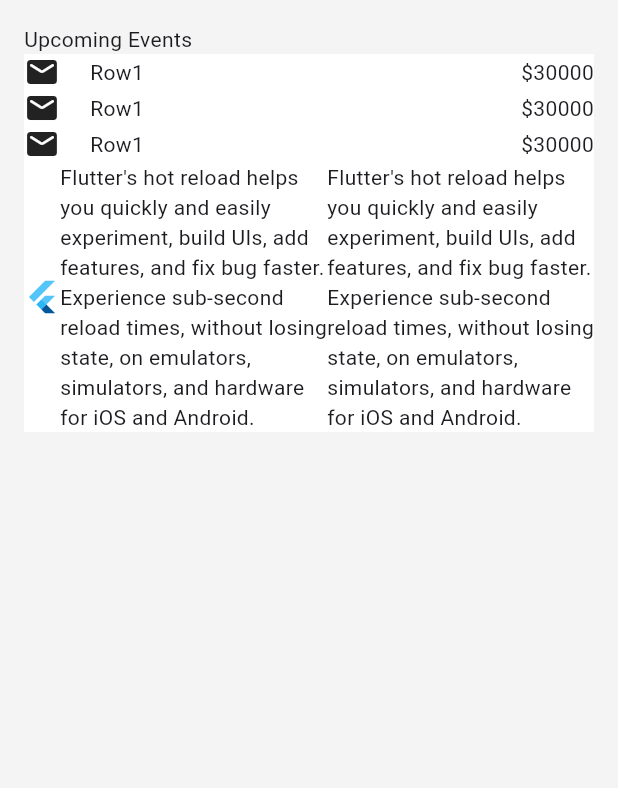
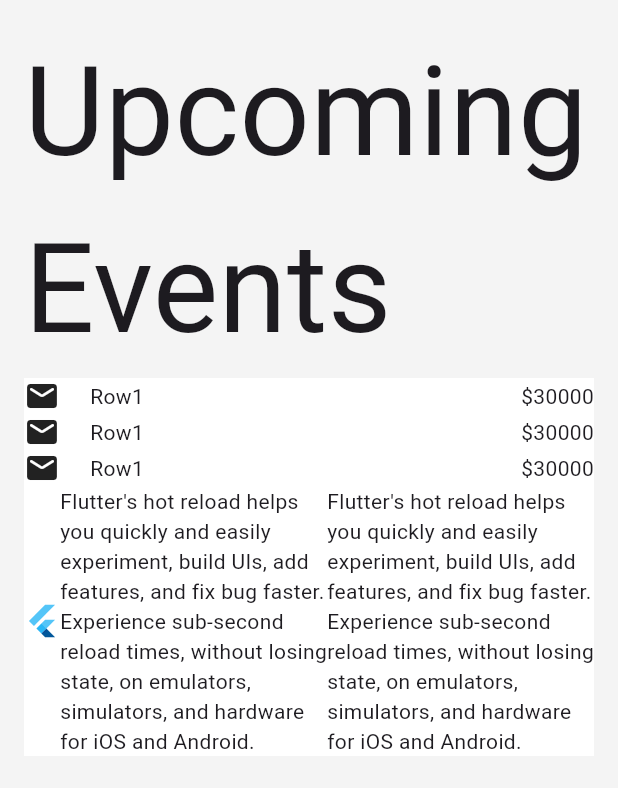
Before and after one commit to raman04-byte/FlutterPlaylist, a Flutter app: the screen it shows after launch, on a phone screen of 412 x 824 dp. Shown: the top 788 px of the screen. Run offline on Flutter 3.47's test engine with Material 2 defaults, Android fonts, the phone set to English and light mode, and no system bars; our stand-ins replace google_fonts.

```diff
--- /dev/null
+++ b/dart/main.dart
@@ -0,0 +1,4 @@
+void main() {
+  int age = 20;
+  print(age);
+}
--- a/widgets_rows_and_columns/lib/HomePage.dart
+++ b/widgets_rows_and_columns/lib/HomePage.dart
@@ -8,8 +8,11 @@ class HomePage extends StatefulWidget {
 }
 
 class _HomePageState extends State<HomePage> {
+
+
   @override
   Widget build(BuildContext context) {
+  final height=MediaQuery.of(context).size.height;
     return Scaffold(
         body: Container(
       width: MediaQuery.of(context).size.width,
@@ -20,7 +23,9 @@ class _HomePageState extends State<HomePage> {
           mainAxisAlignment: MainAxisAlignment.start,
           crossAxisAlignment: CrossAxisAlignment.start,
           children: [
-            const Text("Upcoming Events"),
+            Text("Upcoming Events",style: TextStyle(
+              fontSize: height/10
+            ),),
             Container(
               decoration: const BoxDecoration(color: Colors.white),
               child: const Column(
```
